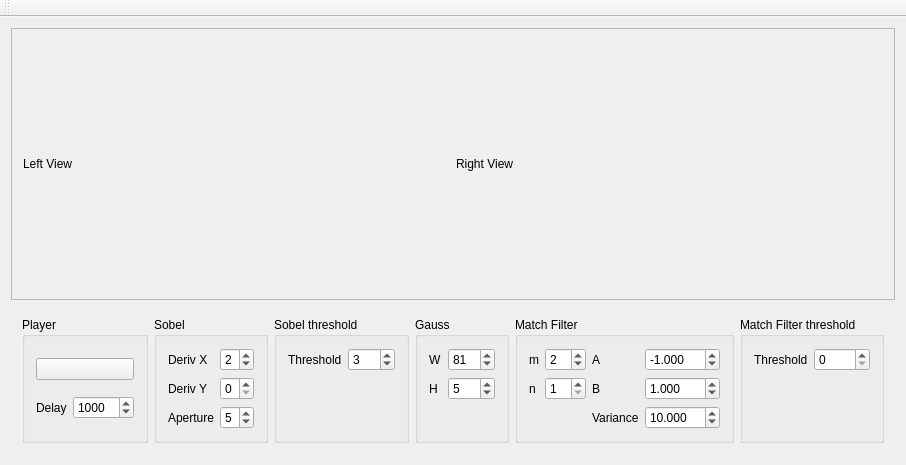
This is LicensePlateExtractor/mainwindow.ui in dworak/licence-plate-extractor as Qt 5 draws it before an edit. The edited form follows.
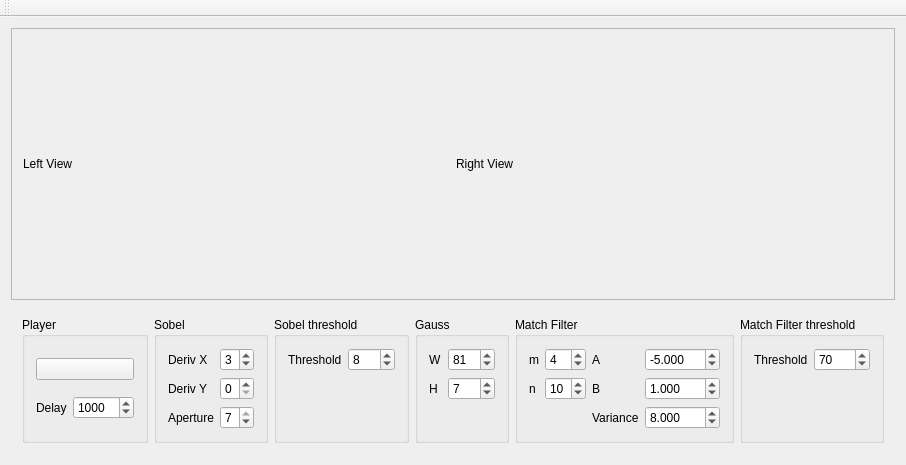
This is the edited form. Icons and pictures are not drawn.

Patch:
```diff
--- a/LicensePlateExtractor/mainwindow.ui
+++ b/LicensePlateExtractor/mainwindow.ui
@@ -121,11 +121,14 @@
           </item>
           <item row="0" column="1">
            <widget class="QSpinBox" name="sobelXorder">
+            <property name="minimum">
+             <number>1</number>
+            </property>
             <property name="maximum">
              <number>4</number>
             </property>
             <property name="value">
-             <number>2</number>
+             <number>3</number>
             </property>
            </widget>
           </item>
@@ -156,7 +159,7 @@
           <item row="2" column="1">
            <widget class="QSpinBox" name="sobelAperture">
             <property name="minimum">
-             <number>1</number>
+             <number>3</number>
             </property>
             <property name="maximum">
              <number>7</number>
@@ -165,7 +168,7 @@
              <number>2</number>
             </property>
             <property name="value">
-             <number>5</number>
+             <number>7</number>
             </property>
            </widget>
           </item>
@@ -191,7 +194,7 @@
              <number>255</number>
             </property>
             <property name="value">
-             <number>3</number>
+             <number>8</number>
             </property>
            </widget>
           </item>
@@ -249,7 +252,7 @@
              <number>2</number>
             </property>
             <property name="value">
-             <number>5</number>
+             <number>7</number>
             </property>
            </widget>
           </item>
@@ -274,7 +277,7 @@
              <double>-0.001000000000000</double>
             </property>
             <property name="value">
-             <double>-1.000000000000000</double>
+             <double>-5.000000000000000</double>
             </property>
            </widget>
           </item>
@@ -298,7 +301,7 @@
              <number>1</number>
             </property>
             <property name="value">
-             <number>2</number>
+             <number>4</number>
             </property>
            </widget>
           </item>
@@ -330,6 +333,9 @@
             <property name="minimum">
              <number>1</number>
             </property>
+            <property name="value">
+             <number>10</number>
+            </property>
            </widget>
           </item>
           <item row="1" column="0">
@@ -352,7 +358,7 @@
              <number>3</number>
             </property>
             <property name="value">
-             <double>10.000000000000000</double>
+             <double>8.000000000000000</double>
             </property>
            </widget>
           </item>
@@ -377,6 +383,12 @@
             <property name="maximum">
              <number>255</number>
             </property>
+            <property name="singleStep">
+             <number>10</number>
+            </property>
+            <property name="value">
+             <number>70</number>
+            </property>
            </widget>
           </item>
          </layout>
```
Left out of the diff: 3 changed lines with no effect on the pictures.
